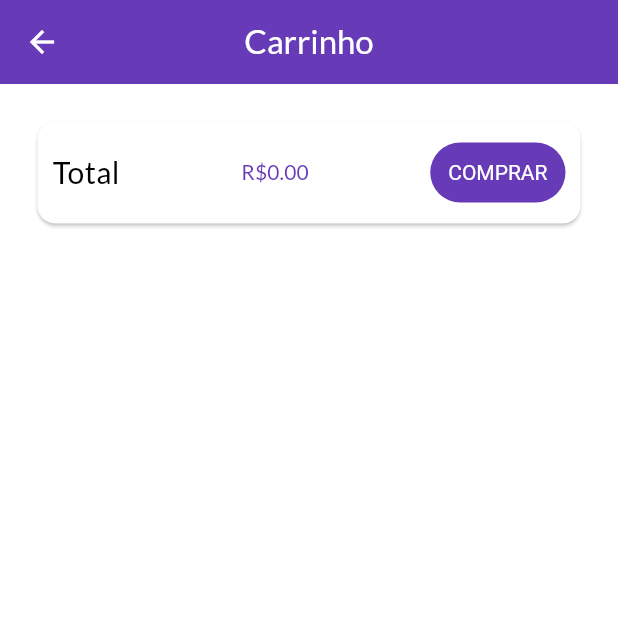
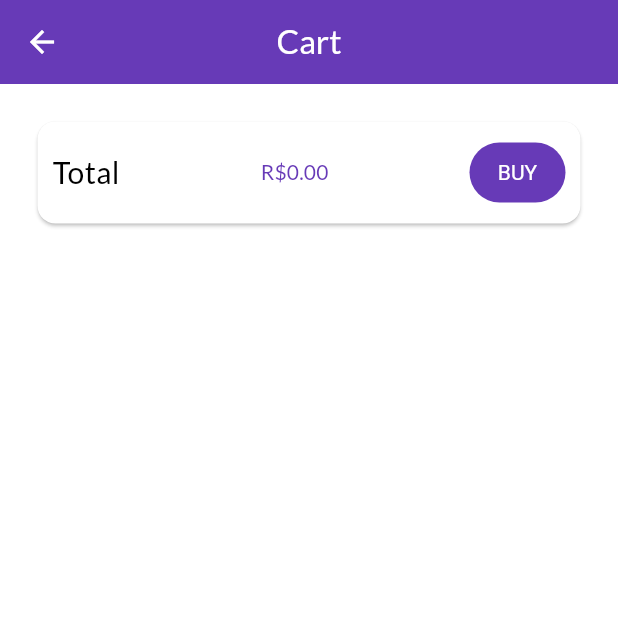
Before and after one commit to ottaviolucrii/shop, a Flutter app: the CartScreen screen opened by its route, on a phone screen of 412 x 824 dp, the top half of it. Run offline on Flutter 3.47's test engine with Material 3 defaults, Android fonts, the phone set to English and light mode, and no system bars; network calls fail.

Commit message:
acabamento de detalhes, ajustes de linguagem

```diff
--- a/lib/componets/app_drawer.dart
+++ b/lib/componets/app_drawer.dart
@@ -27,7 +27,7 @@ class AppDrawer extends StatelessWidget {
           const Divider(),
           ListTile(
             leading: const Icon(Icons.payment),
-            title: const Text('Pedidos'),
+            title: const Text('Orders'),
             onTap: () {
               Navigator.of(context).pushReplacementNamed('/orders');
             },
--- a/lib/screens/cart_screen.dart
+++ b/lib/screens/cart_screen.dart
@@ -14,7 +14,7 @@ class CartScreen extends StatelessWidget {
     return Scaffold(
       appBar: AppBar(
         centerTitle: true,
-        title: Text('Carrinho', style: TextStyle(color: Colors.white)),
+        title: Text('Cart', style: TextStyle(color: Colors.white)),
         backgroundColor: Theme.of(context).colorScheme.primary,
         iconTheme: IconThemeData(color: Colors.white),
       ),
@@ -41,7 +41,7 @@ class CartScreen extends StatelessWidget {
                   ),
                   TextButton(
                     child: Text(
-                      'COMPRAR',
+                      'BUY',
                       style: TextStyle(
                         color: Theme.of(context).colorScheme.secondary,
                       ),
--- a/lib/screens/orders_screen.dart
+++ b/lib/screens/orders_screen.dart
@@ -14,7 +14,7 @@ class OrdersScreen extends StatelessWidget {
         appBar: AppBar(
           centerTitle: true,
           title: const Text(
-            'Meus Pedidos',
+            'My Orders',
             style: TextStyle(
               color: Colors.white,
             ),
```
